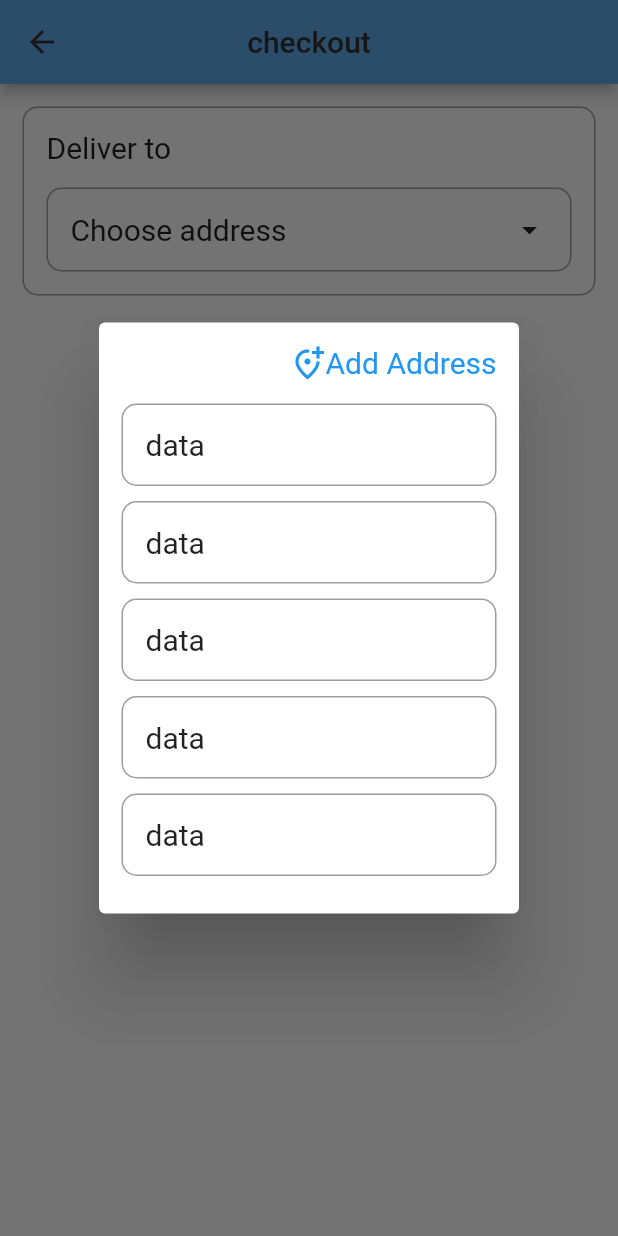
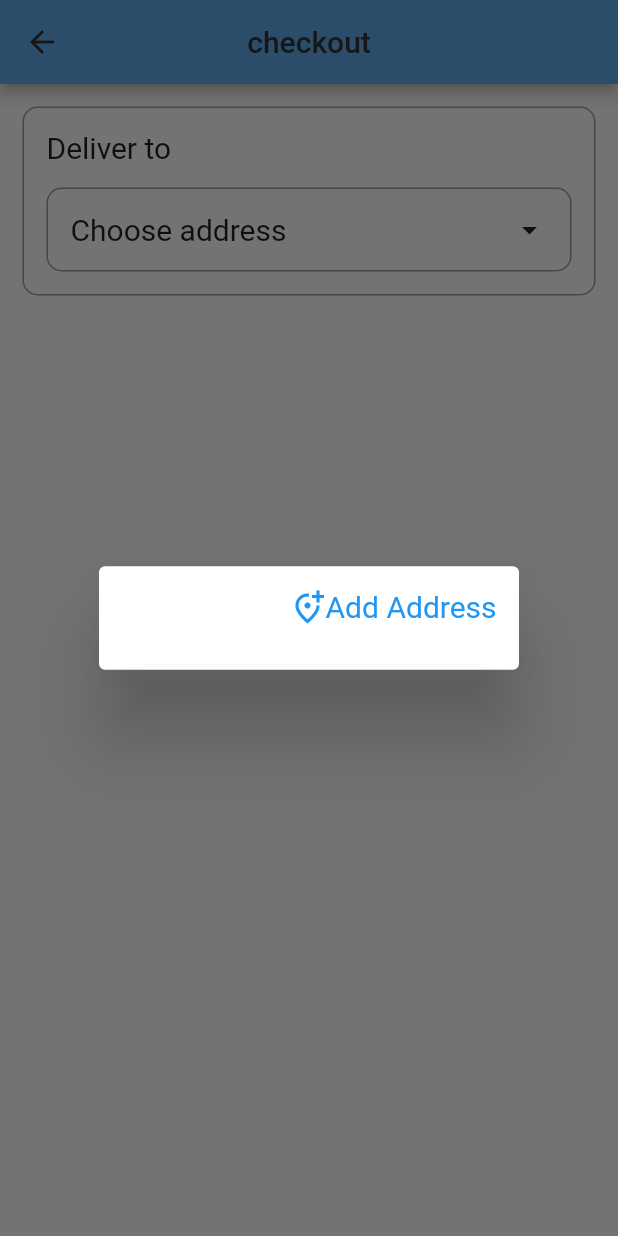
Before and after one commit to maliknajjar/7anut, a Flutter app: the CheckoutScreen screen opened by its route, after a tap on "Choose address", on a phone screen of 412 x 824 dp. Run offline on Flutter 3.47's test engine with Material 2 defaults, Android fonts, the phone set to English and light mode, and no system bars; our stand-ins replace geolocator, shared_preferences; missing offline and left inert: mapbox_gl, password_strength; accounts and stored records are empty.

Commit message:
finished the deliver to section in the checkout screen

```diff
--- a/lib/Screens/CheckoutScreen.dart
+++ b/lib/Screens/CheckoutScreen.dart
@@ -1,6 +1,13 @@
 import 'package:flutter/material.dart';
 
-class CheckoutScreen extends StatelessWidget {
+import '../Classes/Adresses.dart';
+
+class CheckoutScreen extends StatefulWidget {
+  @override
+  _CheckoutScreenState createState() => _CheckoutScreenState();
+}
+
+class _CheckoutScreenState extends State<CheckoutScreen> {
   @override
   Widget build(BuildContext context) {
     return Scaffold(
@@ -49,7 +56,11 @@ class CheckoutScreen extends StatelessWidget {
                             children: [
                               GestureDetector(
                                 onTap: (){
-                                  Navigator.pushNamed(context, "/addaddress");
+                                  Navigator.pushNamed(context, "/addaddress").then((value){
+                                    setState(() {
+
+                                    });
+                                  });
                                 },
                                 child: Container(
                                   padding: EdgeInsets.only(bottom: 15),
@@ -62,7 +73,7 @@ class CheckoutScreen extends StatelessWidget {
                                   ),
                                 ),
                               ),
-                              for (var i = 0; i < 5; i++)
+                              for (var i = 0; i < Addresses.addressesBasket.length; i++)
                               Container(
                                 margin: EdgeInsets.only(
                                   bottom: 10
@@ -76,7 +87,13 @@ class CheckoutScreen extends StatelessWidget {
                                   borderRadius: BorderRadius.circular(10)
                                 ),
                                 padding: EdgeInsets.all(15),
-                                child: Text("data", style: TextStyle(fontSize: 20),),
+                                child: Row(
+                                  mainAxisAlignment: MainAxisAlignment.spaceBetween,
+                                  children: [
+                                    Text(Addresses.addressesBasket[i]["title"].toString(), style: TextStyle(fontSize: 20),),
+                                    Icon(Icons.location_on_outlined)
+                                  ],
+                                ),
                               ),
                             ],
                           );
```
